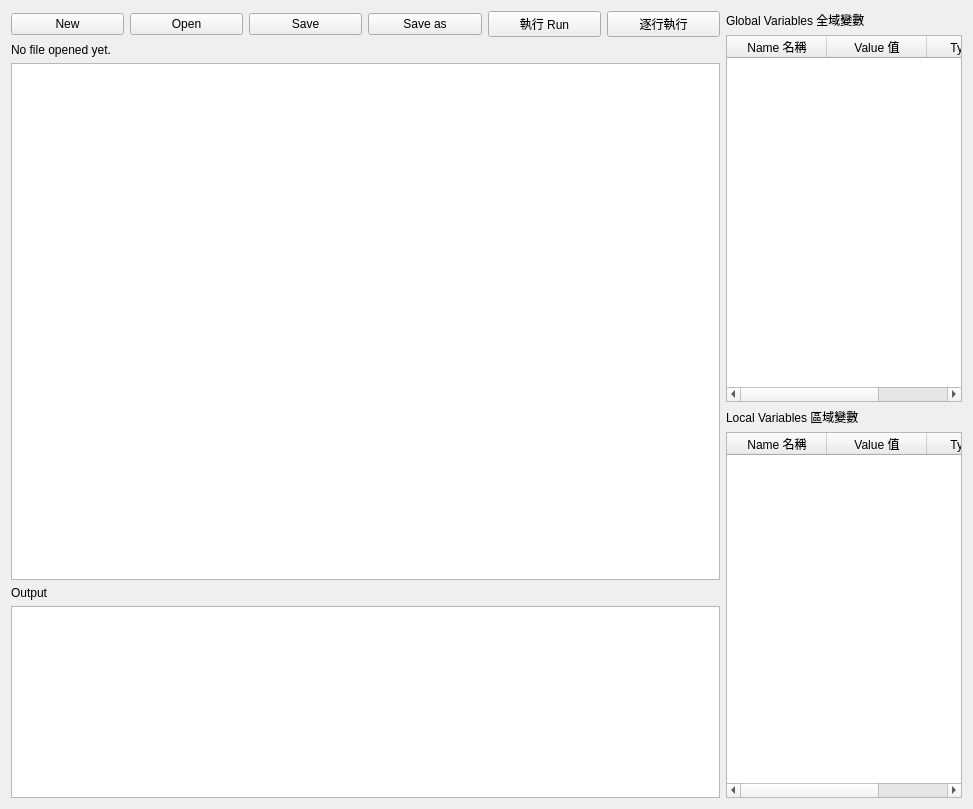
First picture: the form in PythonEditor/form.ui, repository louis8683/interactive-python-teaching-tool, before the edit.
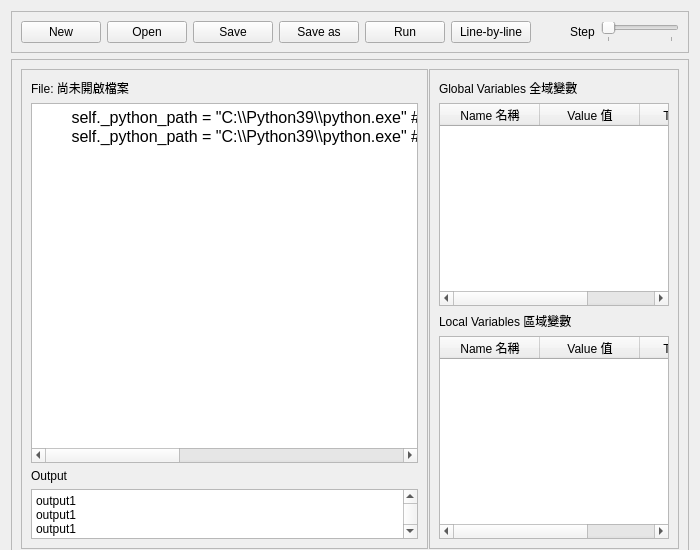
Second picture: the form after the edit.

What changed in the file:
```diff
--- a/PythonEditor/form.ui
+++ b/PythonEditor/form.ui
@@ -6,40 +6,33 @@
    <rect>
     <x>0</x>
     <y>0</y>
-    <width>973</width>
-    <height>809</height>
+    <width>700</width>
+    <height>550</height>
    </rect>
   </property>
-  <property name="sizePolicy">
-   <sizepolicy hsizetype="Preferred" vsizetype="Preferred">
-    <horstretch>0</horstretch>
-    <verstretch>0</verstretch>
-   </sizepolicy>
-  </property>
   <property name="minimumSize">
    <size>
-    <width>500</width>
-    <height>500</height>
+    <width>700</width>
+    <height>550</height>
    </size>
   </property>
   <property name="windowTitle">
    <string>PythonEditor</string>
   </property>
-  <layout class="QVBoxLayout" name="verticalLayout">
+  <layout class="QVBoxLayout" name="verticalLayout_7">
    <item>
-    <layout class="QHBoxLayout" name="horizontalLayout_3" stretch="3,1">
+    <widget class="QFrame" name="frame_4">
+     <property name="frameShape">
+      <enum>QFrame::StyledPanel</enum>
+     </property>
+     <property name="frameShadow">
+      <enum>QFrame::Raised</enum>
+     </property>
+     <layout class="QVBoxLayout" name="verticalLayout_6">
      <item>
-      <layout class="QVBoxLayout" name="verticalLayout_4" stretch="0,0,0,0,0">
-       <item>
-        <layout class="QHBoxLayout" name="horizontalLayout">
+       <layout class="QHBoxLayout" name="horizontalLayout_2">
          <item>
           <widget class="QPushButton" name="newButton">
-           <property name="sizePolicy">
-            <sizepolicy hsizetype="Minimum" vsizetype="Fixed">
-             <horstretch>0</horstretch>
-             <verstretch>0</verstretch>
-            </sizepolicy>
-           </property>
            <property name="text">
             <string>New</string>
            </property>
@@ -47,12 +40,6 @@
          </item>
          <item>
           <widget class="QPushButton" name="openButton">
-           <property name="sizePolicy">
-            <sizepolicy hsizetype="Minimum" vsizetype="Fixed">
-             <horstretch>0</horstretch>
-             <verstretch>0</verstretch>
-            </sizepolicy>
-           </property>
            <property name="text">
             <string>Open</string>
            </property>
@@ -75,50 +62,134 @@
          <item>
           <widget class="QPushButton" name="runButton">
            <property name="text">
-            <string>執行 Run</string>
+           <string>Run</string>
            </property>
           </widget>
          </item>
          <item>
           <widget class="QPushButton" name="lineByLineButton">
-           <property name="sizePolicy">
-            <sizepolicy hsizetype="Minimum" vsizetype="Fixed">
-             <horstretch>0</horstretch>
-             <verstretch>0</verstretch>
-            </sizepolicy>
-           </property>
+          <property name="text">
+           <string>Line-by-line</string>
+          </property>
+         </widget>
+        </item>
+        <item>
+         <spacer name="horizontalSpacer">
+          <property name="orientation">
+           <enum>Qt::Horizontal</enum>
+          </property>
+          <property name="sizeHint" stdset="0">
+           <size>
+            <width>40</width>
+            <height>20</height>
+           </size>
+          </property>
+         </spacer>
+        </item>
+        <item>
+         <widget class="QLabel" name="label_5">
            <property name="text">
-            <string>逐行執行</string>
+           <string>Step</string>
            </property>
           </widget>
          </item>
-        </layout>
-       </item>
+        <item>
+         <widget class="QSlider" name="stepSlider">
+          <property name="orientation">
+           <enum>Qt::Horizontal</enum>
+          </property>
+          <property name="tickPosition">
+           <enum>QSlider::TicksBelow</enum>
+          </property>
+          <property name="tickInterval">
+           <number>100</number>
+          </property>
+         </widget>
+        </item>
+       </layout>
+      </item>
+     </layout>
+    </widget>
+   </item>
+   <item>
+    <widget class="QFrame" name="frame_3">
+     <property name="minimumSize">
+      <size>
+       <width>650</width>
+       <height>500</height>
+      </size>
+     </property>
+     <property name="frameShape">
+      <enum>QFrame::StyledPanel</enum>
+     </property>
+     <property name="frameShadow">
+      <enum>QFrame::Raised</enum>
+     </property>
+     <layout class="QVBoxLayout" name="verticalLayout_5">
+      <item>
+       <layout class="QHBoxLayout" name="horizontalLayout">
+        <property name="spacing">
+         <number>1</number>
+        </property>
+        <item>
+         <widget class="QFrame" name="frame">
+          <property name="minimumSize">
+           <size>
+            <width>375</width>
+            <height>400</height>
+           </size>
+          </property>
+          <property name="frameShape">
+           <enum>QFrame::StyledPanel</enum>
+          </property>
+          <property name="frameShadow">
+           <enum>QFrame::Raised</enum>
+          </property>
+          <layout class="QVBoxLayout" name="verticalLayout_2">
+           <item>
+            <layout class="QVBoxLayout" name="verticalLayout">
        <item>
         <widget class="QLabel" name="filenameLabel">
+               <property name="minimumSize">
+                <size>
+                 <width>0</width>
+                 <height>12</height>
+                </size>
+               </property>
          <property name="text">
-          <string>No file opened yet.</string>
+                <string>File: 尚未開啟檔案</string>
          </property>
         </widget>
        </item>
        <item>
         <widget class="QTextEdit" name="editorEdit">
-         <property name="sizePolicy">
-          <sizepolicy hsizetype="Expanding" vsizetype="Expanding">
-           <horstretch>0</horstretch>
-           <verstretch>5</verstretch>
-          </sizepolicy>
-         </property>
          <property name="minimumSize">
           <size>
            <width>0</width>
-           <height>0</height>
-          </size>
-         </property>
+                 <height>300</height>
+                </size>
+               </property>
+               <property name="lineWrapMode">
+                <enum>QTextEdit::NoWrap</enum>
+               </property>
+               <property name="html">
+                <string>&lt;!DOCTYPE HTML PUBLIC &quot;-//W3C//DTD HTML 4.0//EN&quot; &quot;http://www.w3.org/TR/REC-html40/strict.dtd&quot;&gt;
+&lt;html&gt;&lt;head&gt;&lt;meta name=&quot;qrichtext&quot; content=&quot;1&quot; /&gt;&lt;style type=&quot;text/css&quot;&gt;
+p, li { white-space: pre-wrap; }
+&lt;/style&gt;&lt;/head&gt;&lt;body style=&quot; font-family:'PMingLiU'; font-size:9pt; font-weight:400; font-style:normal;&quot;&gt;
+&lt;p style=&quot; margin-top:0px; margin-bottom:0px; margin-left:0px; margin-right:0px; -qt-block-indent:0; text-indent:0px;&quot;&gt;&lt;span style=&quot; font-size:12pt;&quot;&gt;        self._python_path = &amp;quot;C:\\Python39\\python.exe&amp;quot; # C:\\Users\\Louis\\&lt;/span&gt;&lt;/p&gt;
+&lt;p style=&quot; margin-top:0px; margin-bottom:0px; margin-left:0px; margin-right:0px; -qt-block-indent:0; text-indent:0px;&quot;&gt;&lt;span style=&quot; font-size:12pt;&quot;&gt;        self._python_path = &amp;quot;C:\\Python39\\python.exe&amp;quot; # C:\\Users\\Louis\\        self._python_path = &amp;quot;C:\\Python39\\python.exe&amp;quot; # C:\\Users\\Louis\\&lt;/span&gt;&lt;/p&gt;&lt;/body&gt;&lt;/html&gt;</string>
+               </property>
         </widget>
        </item>
        <item>
-        <widget class="QLabel" name="label">
+              <widget class="QLabel" name="label_2">
+               <property name="minimumSize">
+                <size>
+                 <width>0</width>
+                 <height>12</height>
+                </size>
+               </property>
          <property name="text">
           <string>Output</string>
          </property>
@@ -127,26 +198,75 @@
        <item>
         <widget class="QTextBrowser" name="outputTextBrowser">
          <property name="sizePolicy">
-          <sizepolicy hsizetype="Expanding" vsizetype="Minimum">
+                <sizepolicy hsizetype="Expanding" vsizetype="Preferred">
            <horstretch>0</horstretch>
-           <verstretch>1</verstretch>
-          </sizepolicy>
-         </property>
+                 <verstretch>0</verstretch>
+                </sizepolicy>
+               </property>
+               <property name="minimumSize">
+                <size>
+                 <width>0</width>
+                 <height>50</height>
+                </size>
+               </property>
+               <property name="maximumSize">
+                <size>
+                 <width>16777215</width>
+                 <height>50</height>
+                </size>
+               </property>
+               <property name="baseSize">
+                <size>
+                 <width>0</width>
+                 <height>50</height>
+                </size>
+               </property>
          <property name="html">
           <string>&lt;!DOCTYPE HTML PUBLIC &quot;-//W3C//DTD HTML 4.0//EN&quot; &quot;http://www.w3.org/TR/REC-html40/strict.dtd&quot;&gt;
 &lt;html&gt;&lt;head&gt;&lt;meta name=&quot;qrichtext&quot; content=&quot;1&quot; /&gt;&lt;style type=&quot;text/css&quot;&gt;
 p, li { white-space: pre-wrap; }
 &lt;/style&gt;&lt;/head&gt;&lt;body style=&quot; font-family:'PMingLiU'; font-size:9pt; font-weight:400; font-style:normal;&quot;&gt;
-&lt;p style=&quot;-qt-paragraph-type:empty; margin-top:0px; margin-bottom:0px; margin-left:0px; margin-right:0px; -qt-block-indent:0; text-indent:0px; font-size:12pt;&quot;&gt;&lt;br /&gt;&lt;/p&gt;&lt;/body&gt;&lt;/html&gt;</string>
+&lt;p style=&quot; margin-top:0px; margin-bottom:0px; margin-left:0px; margin-right:0px; -qt-block-indent:0; text-indent:0px;&quot;&gt;output1&lt;/p&gt;
+&lt;p style=&quot; margin-top:0px; margin-bottom:0px; margin-left:0px; margin-right:0px; -qt-block-indent:0; text-indent:0px;&quot;&gt;output1&lt;/p&gt;
+&lt;p style=&quot; margin-top:0px; margin-bottom:0px; margin-left:0px; margin-right:0px; -qt-block-indent:0; text-indent:0px;&quot;&gt;output1&lt;/p&gt;
+&lt;p style=&quot; margin-top:0px; margin-bottom:0px; margin-left:0px; margin-right:0px; -qt-block-indent:0; text-indent:0px;&quot;&gt;output1&lt;/p&gt;
+&lt;p style=&quot; margin-top:0px; margin-bottom:0px; margin-left:0px; margin-right:0px; -qt-block-indent:0; text-indent:0px;&quot;&gt;output1&lt;/p&gt;
+&lt;p style=&quot; margin-top:0px; margin-bottom:0px; margin-left:0px; margin-right:0px; -qt-block-indent:0; text-indent:0px;&quot;&gt;output1&lt;/p&gt;
+&lt;p style=&quot; margin-top:0px; margin-bottom:0px; margin-left:0px; margin-right:0px; -qt-block-indent:0; text-indent:0px;&quot;&gt;output1&lt;/p&gt;
+&lt;p style=&quot;-qt-paragraph-type:empty; margin-top:0px; margin-bottom:0px; margin-left:0px; margin-right:0px; -qt-block-indent:0; text-indent:0px;&quot;&gt;&lt;br /&gt;&lt;/p&gt;&lt;/body&gt;&lt;/html&gt;</string>
          </property>
         </widget>
        </item>
       </layout>
      </item>
+          </layout>
+         </widget>
+        </item>
      <item>
-      <layout class="QVBoxLayout" name="verticalLayout_5" stretch="0,0,0,0">
+         <widget class="QFrame" name="frame_2">
+          <property name="minimumSize">
+           <size>
+            <width>250</width>
+            <height>100</height>
+           </size>
+          </property>
+          <property name="maximumSize">
+           <size>
+            <width>250</width>
+            <height>16777215</height>
+           </size>
+          </property>
+          <property name="frameShape">
+           <enum>QFrame::StyledPanel</enum>
+          </property>
+          <property name="frameShadow">
+           <enum>QFrame::Raised</enum>
+          </property>
+          <layout class="QVBoxLayout" name="verticalLayout_4">
        <item>
-        <widget class="QLabel" name="label_2">
+            <layout class="QVBoxLayout" name="verticalLayout_3">
+             <item>
+              <widget class="QLabel" name="label_3">
          <property name="text">
           <string>Global Variables 全域變數</string>
          </property>
@@ -154,39 +274,12 @@
        </item>
        <item>
         <widget class="QTableWidget" name="globalVarTableWidget">
-         <property name="sizePolicy">
-          <sizepolicy hsizetype="Expanding" vsizetype="Expanding">
-           <horstretch>0</horstretch>
-           <verstretch>0</verstretch>
-          </sizepolicy>
-         </property>
-         <property name="minimumSize">
-          <size>
-           <width>0</width>
-           <height>0</height>
-          </size>
-         </property>
-         <attribute name="horizontalHeaderVisible">
-          <bool>true</bool>
-         </attribute>
-         <attribute name="horizontalHeaderCascadingSectionResizes">
-          <bool>false</bool>
-         </attribute>
-         <attribute name="horizontalHeaderHighlightSections">
-          <bool>true</bool>
-         </attribute>
-         <attribute name="horizontalHeaderShowSortIndicator" stdset="0">
-          <bool>false</bool>
-         </attribute>
          <attribute name="horizontalHeaderStretchLastSection">
           <bool>true</bool>
          </attribute>
          <attribute name="verticalHeaderVisible">
           <bool>false</bool>
          </attribute>
-         <attribute name="verticalHeaderStretchLastSection">
-          <bool>false</bool>
-         </attribute>
          <column>
           <property name="text">
            <string>Name 名稱</string>
@@ -205,7 +298,7 @@
         </widget>
        </item>
        <item>
-        <widget class="QLabel" name="label_3">
+              <widget class="QLabel" name="label_4">
          <property name="text">
           <string>Local Variables 區域變數</string>
          </property>
@@ -239,6 +332,12 @@
       </layout>
      </item>
     </layout>
+         </widget>
+        </item>
+       </layout>
+      </item>
+     </layout>
+    </widget>
    </item>
   </layout>
  </widget>
```
Left out of the diff: 2 changed lines with no effect on the pictures. Lines whose indentation alone changed are shown as unchanged.
